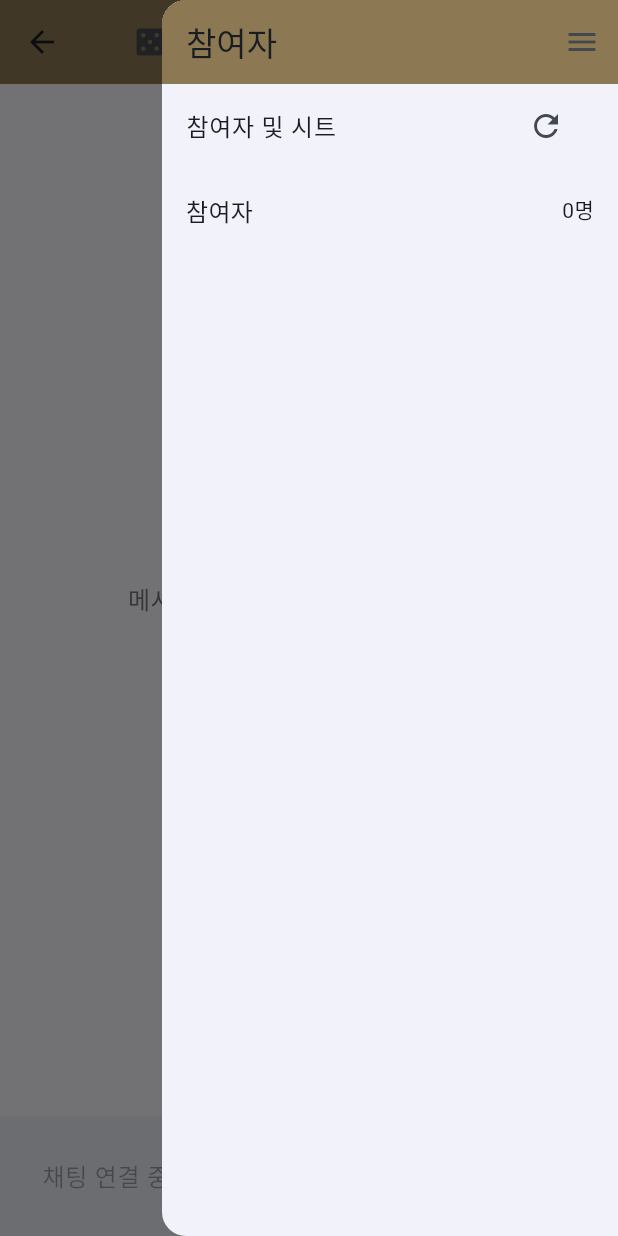
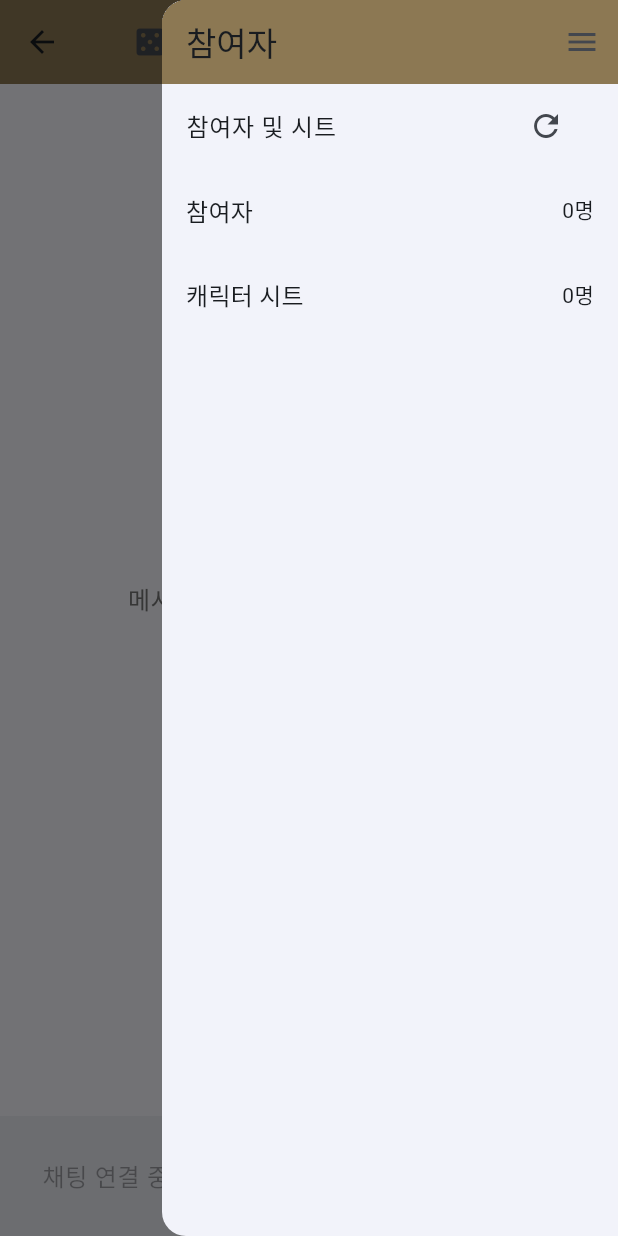
Before and after one commit to Whitehand8/Finalff, a Flutter app: the RoomScreen screen opened directly with empty values, after a tap on the "casino" icon, after a tap on the "people" icon, on a phone screen of 412 x 824 dp. Run offline on Flutter 3.47's test engine with Material 3 defaults, Android fonts, the phone set to English and light mode, and no system bars; our stand-ins replace cached_network_image, dio, flutter_secure_storage, go_router, image_picker, shared_preferences and 1 more; accounts and stored records are empty; network calls fail.

Commit message:
캐릭터, 채팅 문제 해결

```diff
--- a/lib/providers/room_data_provider.dart
+++ b/lib/providers/room_data_provider.dart
@@ -116,6 +116,7 @@ class RoomDataProvider extends ChangeNotifier {
       notifyListeners();
     } catch (e) {
       _setError(e.toString());
+      rethrow;
     }
   }
 
@@ -144,6 +145,7 @@ class RoomDataProvider extends ChangeNotifier {
       }
     } catch (e) {
       _setError(e.toString());
+      rethrow;
     }
   }
 
--- a/lib/widgets/chat/chat_list_widget.dart
+++ b/lib/widgets/chat/chat_list_widget.dart
@@ -31,7 +31,7 @@ class _ChatListWidgetState extends State<ChatListWidget> {
   String _getSenderNickname(int senderId) {
     // participants 리스트에서 id가 senderId와 일치하는 Participant를 찾습니다.
     final sender = widget.participants.firstWhere(
-      (p) => p.id == senderId,
+      (p) => p.userId == senderId,
       // 만약 참여자 목록에 없는 ID라면 (예: 방을 나간 유저) '알 수 없음'을 반환합니다.
       // ▼▼▼ [수정됨] userId: 0 추가 ▼▼▼
       orElse: () => Participant(
--- a/lib/widgets/room/participant_character_panel.dart
+++ b/lib/widgets/room/participant_character_panel.dart
@@ -27,17 +27,22 @@ class ParticipantCharacterPanel extends StatelessWidget {
           );
         }
 
-        return Container(
+        // ✅ [수정] Column을 SingleChildScrollView로 변경하여 스크롤
+        return SingleChildScrollView(
+          child: Container(
             padding: const EdgeInsets.all(16.0),
             child: Column(
               crossAxisAlignment: CrossAxisAlignment.start,
               children: [
-              // --- 1. 참여자 목록 ---
-              _buildSectionHeader(context, '참여자', provider.participants.length),
-              _buildParticipantList(context, provider),
+                // --- 1. 참여자 섹션 ---
+                _buildParticipantSection(context, provider),
 
-              // --- 2. TODO: NPC 목록 (향후 구현) ---
+                const SizedBox(height: 24), // 섹션 간 간격
+
+                // --- 2. 캐릭터 시트 섹션 ---
+                _buildCharacterSheetSection(context, provider),
               ],
+            ),
           ),
         );
       },
@@ -63,68 +68,109 @@ class ParticipantCharacterPanel extends StatelessWidget {
     );
   }
 
-  Widget _buildParticipantList(
+  // === 🟢 [신규] 1. 참여자 섹션 빌드 ===
+  Widget _buildParticipantSection(
       BuildContext context, RoomDataProvider provider) {
     final participants = provider.participants;
 
-    return Expanded(
-      child: ListView.builder(
+    return Column(
+      crossAxisAlignment: CrossAxisAlignment.start,
+      children: [
+        _buildSectionHeader(context, '참여자', provider.participants.length),
+        ListView.builder(
           itemCount: participants.length,
+          shrinkWrap: true, // ✅ SingleChildScrollView 내부에서 크기 자동 조절
+          physics:
+              const NeverScrollableScrollPhysics(), // ✅ 부모 스크롤과 충돌 방지
           itemBuilder: (context, index) {
             final p = participants[index];
-          return _buildParticipantTile(context, provider, p);
+            // ✅ 캐릭터 시트와 상관없이 참여자 정보만 표시
+            return _buildSimpleParticipantTile(context, provider, p);
           },
         ),
+      ],
     );
   }
 
-  /// ── [수정됨] ──
-  /// 참여자 타일 UI (시트가 있으면 CharacterListItem, 없으면 생성 버튼)
-  Widget _buildParticipantTile(
+  // === 🟢 [신규] 참여자 정보만 간단히 표시하는 타일 ===
+  Widget _buildSimpleParticipantTile(
     BuildContext context,
     RoomDataProvider provider,
     Participant p,
   ) {
-    Character? character;
-      try {
-        character = provider.characters.firstWhere((c) => c.participantId == p.id);
-      } catch (e) {
-        character = null; // 일치하는 캐릭터가 없으면 null
-      }
     final bool isMe = provider.myParticipant?.id == p.id;
-    final bool isGM = (provider.myParticipant?.role == 'GM');
+    final bool isGM = p.role == 'GM';
 
-    if (character != null) {
-      // 캐릭터 시트가 있음 (본인 또는 타인)
-      // GM이거나, 내 시트이거나, 공개된 시트일 때만 조회/수정 가능
-      final bool canView = isGM || isMe || character.isPublic;
-      return CharacterListItem(
-      character: character,
-      // ▼▼▼ [수정 3] null 대신 빈 함수 () {} 전달 ▼▼▼
-      onTap: canView
-          ? () {
-              _showEditorModal(
-                context: context,
-                mode: 'update', // 'update' 문자열 전달
-                systemId: provider.roomSystemId,
-                character: character, // 기존 캐릭터 데이터
-              );
-            }
-          : () {}, // 탭 불가능 시 빈 함수 전달
-      // ▲▲▲ 수정 3 끝 ▲▲▲
+    return ListTile(
+      leading: Icon(
+        isGM ? Icons.shield_outlined : Icons.person_outline,
+        color: isGM ? Colors.amber[800] : null,
+      ),
+      title: Text(
+        '${p.nickname}${isMe ? ' (나)' : ''}',
+        style: TextStyle(
+          fontWeight: isMe ? FontWeight.bold : FontWeight.normal,
+        ),
+      ),
+      subtitle: Text(isGM ? 'GM' : 'Player'),
+      dense: true,
     );
   }
 
-    if (isMe) {
-      // 캐릭터 시트가 없고, 본인일 경우 -> 생성 버튼
-      return _buildMyCharacterCreateButton(context, provider);
+  // === 🟢 [신규] 2. 캐릭터 시트 섹션 빌드 ===
+  Widget _buildCharacterSheetSection(
+      BuildContext context, RoomDataProvider provider) {
+    final characters = provider.characters;
+    final bool isGM = provider.isGM;
+    final int? myId = provider.myParticipant?.id;
+
+    // 내가 시트를 이미 만들었는지 확인
+    final bool iHaveSheet = characters.any((c) => c.participantId == myId);
+
+    return Column(
+      crossAxisAlignment: CrossAxisAlignment.start,
+      children: [
+        _buildSectionHeader(context, '캐릭터 시트', characters.length),
+
+        // 캐릭터 시트 목록
+        ListView.builder(
+          itemCount: characters.length,
+          shrinkWrap: true,
+          physics: const NeverScrollableScrollPhysics(),
+          itemBuilder: (context, index) {
+            final character = characters[index];
+            final bool isMe = character.participantId == myId;
+
+            // GM이거나, 내 시트이거나, 공개된 시트일 때만 조회/수정 가능
+            final bool canView = isGM || isMe || character.isPublic;
+
+            return CharacterListItem(
+              character: character,
+              onTap: canView
+                  ? () {
+                      // ✅ [기존 로직 재사용] 수정 모드로 모달 열기
+                      _showEditorModal(
+                        context: context,
+                        mode: 'update',
+                        systemId: provider.roomSystemId,
+                        character: character,
+                      );
+                    }
+                  : () {}, // 탭 불가능
+            );
+          },
+        ),
+
+        const SizedBox(height: 16),
+
+        // ✅ '내 시트 추가' 버튼 (시트가 없을 때만 표시)
+        if (myId != null && !iHaveSheet)
+          _buildMyCharacterCreateButton(context, provider),
+      ],
+    );
   }
 
-    // 캐릭터 시트가 없고, 타인일 경우 -> 빈 공간
-    return const SizedBox.shrink();
-  }
-
-  /// '내 캐릭터 시트 추가' 버튼
+  /// '내 캐릭터 시트 추가' 버튼 (기존 코드와 동일)
   Widget _buildMyCharacterCreateButton(
     BuildContext context,
     RoomDataProvider provider,
@@ -153,8 +199,7 @@ class ParticipantCharacterPanel extends StatelessWidget {
     );
   }
 
-  /// ── [수정됨] ──
-  /// 생성/수정 모달을 띄우는 함수 (로직 완성)
+  /// 생성/수정 모달을 띄우는 함수 (이전 수정사항이 적용된 상태)
   void _showEditorModal({
     required BuildContext context,
     required String mode, // 'create' 또는 'update' 문자열
@@ -162,14 +207,10 @@ class ParticipantCharacterPanel extends StatelessWidget {
     Character? character, // 수정 모드일 때만 전달
     int? myParticipantId, // 생성 모드일 때만 전달
   }) {
-    // ▼▼▼ [수정 2/2] 모달 호출 로직을 완성합니다. ▼▼▼
-
     final SheetEditorMode editorMode =
         (mode == 'create') ? SheetEditorMode.create : SheetEditorMode.update;
 
     // participantId 결정:
-    // - 생성 모드: myParticipantId 사용
-    // - 수정 모드: character!.participantId 사용 (character_service에서 이미 participantId를 사용함)
     final int participantId;
     if (editorMode == SheetEditorMode.create) {
       assert(myParticipantId != null, '생성 모드에는 myParticipantId가 필요합니다.');
@@ -180,17 +221,22 @@ class ParticipantCharacterPanel extends StatelessWidget {
       participantId = character!.participantId;
     }
 
+    // ✅ [중요] 모달을 띄우기 전, 현재 context에서 provider를 읽어옵니다.
+    final provider = context.read<RoomDataProvider>();
+
     showModalBottomSheet(
       context: context,
       isScrollControlled: true, // 시트가 화면의 많은 부분을 차지하도록 함
       builder: (ctx) {
-        // CharacterSheetEditorModal이 Scaffold를 포함하고 있으므로
-        // 별도 패딩 없이 바로 위젯을 반환합니다.
-        return CharacterSheetEditorModal(
+        // ✅ [중요] 모달에 provider를 주입합니다.
+        return ChangeNotifierProvider.value(
+          value: provider,
+          child: CharacterSheetEditorModal(
             mode: editorMode,
             systemId: systemId,
             participantId: participantId,
             character: character,
+          ),
         );
       },
     );
--- a/lib/widgets/vtt/create_token_modal.dart
+++ b/lib/widgets/vtt/create_token_modal.dart
@@ -50,6 +50,7 @@ class _CreateTokenModalState extends State<CreateTokenModal> {
     final vttSocket = context.read<VttSocketService>();
     final tokenService = TokenService.instance;
     final apiClient = ApiClient.instance; // [신규] ApiClient 인스턴스 사용
+
 
     final String? mapId = vttSocket.scene?.id;
     if (mapId == null) {
```
Also changed, not shown: lib/services/character_service.dart (+6 -1 lines). Lines whose indentation alone changed are shown as unchanged.
